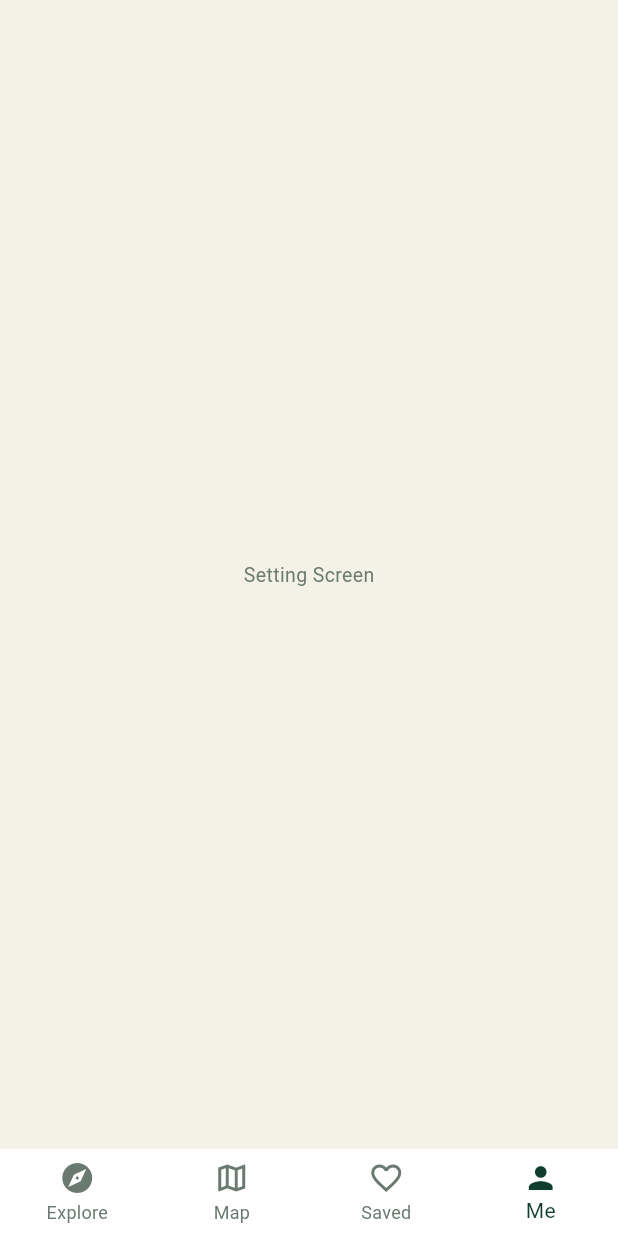
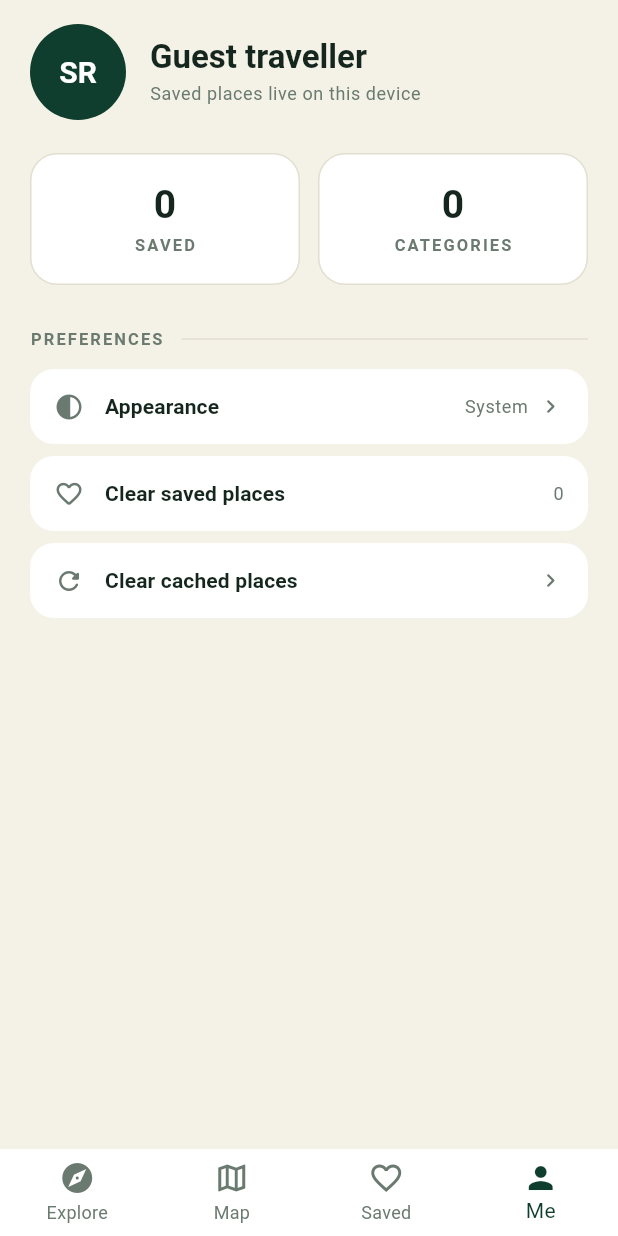
Before and after one commit to naydany/Tourist_Explorer_Project, a Flutter app: the screen it shows after launch, item 4 of the bottom bar chosen, on a phone screen of 412 x 824 dp. Run offline on Flutter 3.47's test engine with Material 3 defaults, Android fonts, the phone set to English and light mode, and no system bars; our stand-ins replace dio, flutter_map, latlong2; network calls fail.

Commit message:
feat(add-profile-tap): add profile and setting page

```diff
--- a/lib/core/app.dart
+++ b/lib/core/app.dart
@@ -7,27 +7,34 @@ import 'router/app_router.dart';
 import 'theme/app_theme.dart';
 
 class TouristExplorerApp extends StatelessWidget {
-  const TouristExplorerApp({
+  TouristExplorerApp({
     required this.destinations,
     required this.favorites,
+    ValueNotifier<ThemeMode>? themeMode,
     super.key,
-  });
+  }) : themeMode = themeMode ?? ValueNotifier<ThemeMode>(ThemeMode.system);
 
   final DestinationRepository destinations;
   final FavoritesStore favorites;
 
+  /// The Me tab writes to this; the whole app repaints in the chosen mode.
+  final ValueNotifier<ThemeMode> themeMode;
+
   @override
   Widget build(BuildContext context) {
-    return MaterialApp(
+    return ValueListenableBuilder<ThemeMode>(
+      valueListenable: themeMode,
+      builder: (context, mode, child) => MaterialApp(
         title: AppConstants.appName,
         debugShowCheckedModeBanner: false,
         theme: AppTheme.light(),
         darkTheme: AppTheme.dark(),
-      themeMode: ThemeMode.system,
+        themeMode: mode,
         initialRoute: AppRoutes.explore,
-      routes: AppRouter.routes(destinations, favorites),
+        routes: AppRouter.routes(destinations, favorites, themeMode),
         onGenerateRoute: AppRouter.onGenerateRoute(destinations, favorites),
         onUnknownRoute: AppRouter.onUnknownRoute,
+      ),
     );
   }
 }
--- a/lib/core/router/app_router.dart
+++ b/lib/core/router/app_router.dart
@@ -18,10 +18,14 @@ abstract final class AppRouter {
   static Map<String, WidgetBuilder> routes(
     DestinationRepository destinations,
     FavoritesStore favorites,
+    ValueNotifier<ThemeMode> themeMode,
   ) {
     return <String, WidgetBuilder>{
-      AppRoutes.explore: (_) =>
-          MainScreen(destinations: destinations, favorites: favorites),
+      AppRoutes.explore: (_) => MainScreen(
+        destinations: destinations,
+        favorites: favorites,
+        themeMode: themeMode,
+      ),
     };
   }
 
--- a/lib/main.dart
+++ b/lib/main.dart
@@ -5,11 +5,11 @@ import 'repositories/destination_repository.dart';
 import 'repositories/favorites_store.dart';
 
 void main() {
-  // Composition root: both are created once here and shared by every screen.
   runApp(
     TouristExplorerApp(
       destinations: DestinationRepository(),
       favorites: FavoritesStore(),
+      themeMode: ValueNotifier<ThemeMode>(ThemeMode.system),
     ),
   );
 }
--- a/lib/models/page.dart
+++ b/lib/models/page.dart
@@ -7,7 +7,6 @@ class Page<T> {
     required this.hasMore,
   });
 
-  /// Decodes the envelope, delegating each entry to [itemFromJson].
   factory Page.fromJson(
     Map<String, dynamic> json,
     T Function(Map<String, dynamic> json) itemFromJson,
@@ -24,7 +23,6 @@ class Page<T> {
       total: total,
       limit: json['limit'] as int,
       offset: offset,
-      // `hasMore` is optional in the schema; derive it when it is absent.
       hasMore: json['hasMore'] as bool? ?? offset + items.length < total,
     );
   }
--- a/lib/repositories/favorites_store.dart
+++ b/lib/repositories/favorites_store.dart
@@ -39,6 +39,13 @@ class FavoritesStore extends ChangeNotifier {
     notifyListeners();
   }
 
+  /// Unsaves everything.
+  void clear() {
+    if (_entries.isEmpty) return;
+    _entries.clear();
+    notifyListeners();
+  }
+
   void remove(int id) {
     if (_entries.remove(id) != null) notifyListeners();
   }
--- a/lib/views/main_screen.dart
+++ b/lib/views/main_screen.dart
@@ -4,17 +4,20 @@ import '../repositories/destination_repository.dart';
 import '../repositories/favorites_store.dart';
 import 'explore/explore_screen.dart';
 import 'map/map_screen.dart';
+import 'profile/profile_screen.dart';
 import 'saved/saved_screen.dart';
 
 class MainScreen extends StatefulWidget {
   const MainScreen({
     required this.destinations,
     required this.favorites,
+    required this.themeMode,
     super.key,
   });
 
   final DestinationRepository destinations;
   final FavoritesStore favorites;
+  final ValueNotifier<ThemeMode> themeMode;
 
   @override
   State<MainScreen> createState() => _MainScreenState();
@@ -38,7 +41,11 @@ class _MainScreenState extends State<MainScreen> {
         favorites: widget.favorites,
       ),
       2 => SavedScreen(favorites: widget.favorites, onBrowse: () => _select(0)),
-      _ => const Center(child: Text('Setting Screen')),
+      _ => ProfileScreen(
+        favorites: widget.favorites,
+        repository: widget.destinations,
+        themeMode: widget.themeMode,
+      ),
     };
   }
 
--- /dev/null
+++ b/lib/views/profile/profile_screen.dart
@@ -0,0 +1,247 @@
+import 'package:flutter/material.dart' hide Page;
+
+import '../../repositories/destination_repository.dart';
+import '../../repositories/favorites_store.dart';
+import 'widgets/settings_tile.dart';
+
+class ProfileScreen extends StatefulWidget {
+  const ProfileScreen({
+    required this.favorites,
+    required this.repository,
+    required this.themeMode,
+    super.key,
+  });
+
+  final FavoritesStore favorites;
+  final DestinationRepository repository;
+
+  final ValueNotifier<ThemeMode> themeMode;
+
+  @override
+  State<ProfileScreen> createState() => _ProfileScreenState();
+}
+
+class _ProfileScreenState extends State<ProfileScreen> {
+  Future<void> _pickTheme() async {
+    final chosen = await showDialog<ThemeMode>(
+      context: context,
+      builder: (context) => _ThemeDialog(current: widget.themeMode.value),
+    );
+    if (chosen != null) widget.themeMode.value = chosen;
+  }
+
+  Future<void> _clearSaved() async {
+    final confirmed = await _confirm(
+      title: 'Clear saved places?',
+      message: 'All ${widget.favorites.count} saved places will be removed.',
+      action: 'Clear',
+    );
+    if (!confirmed) return;
+
+    widget.favorites.clear();
+    _tell('Saved places cleared.');
+  }
+
+  void _clearCache() {
+    widget.repository.clearCache();
+    _tell('Cached places cleared. The next load will hit the API.');
+  }
+
+  Future<bool> _confirm({
+    required String title,
+    required String message,
+    required String action,
+  }) async {
+    final answer = await showDialog<bool>(
+      context: context,
+      builder: (context) => AlertDialog(
+        title: Text(title),
+        content: Text(message),
+        actions: <Widget>[
+          TextButton(
+            onPressed: () => Navigator.of(context).pop(false),
+            child: const Text('Cancel'),
+          ),
+          FilledButton(
+            onPressed: () => Navigator.of(context).pop(true),
+            child: Text(action),
+          ),
+        ],
+      ),
+    );
+    return answer ?? false;
+  }
+
+  void _tell(String message) {
+    if (!mounted) return;
+    ScaffoldMessenger.of(
+      context,
+    ).showSnackBar(SnackBar(content: Text(message)));
+  }
+
+  @override
+  Widget build(BuildContext context) {
+    return Scaffold(
+      body: SafeArea(
+        bottom: false,
+        child: ListenableBuilder(
+          listenable: Listenable.merge(<Listenable>[
+            widget.favorites,
+            widget.themeMode,
+          ]),
+          builder: (context, _) => ListView(
+            padding: const EdgeInsets.fromLTRB(20, 16, 20, 32),
+            children: <Widget>[
+              const _ProfileHeader(),
+              const SizedBox(height: 22),
+              _Stats(favorites: widget.favorites),
+              const SizedBox(height: 28),
+              const SettingsSection(label: 'PREFERENCES'),
+              SettingsTile(
+                icon: Icons.contrast_rounded,
+                title: 'Appearance',
+                value: _themeLabel(widget.themeMode.value),
+                onTap: _pickTheme,
+              ),
+              SettingsTile(
+                icon: Icons.favorite_border_rounded,
+                title: 'Clear saved places',
+                value: '${widget.favorites.count}',
+                onTap: widget.favorites.isEmpty ? null : _clearSaved,
+              ),
+              SettingsTile(
+                icon: Icons.refresh_rounded,
+                title: 'Clear cached places',
+                onTap: _clearCache,
+              ),
+            ],
+          ),
+        ),
+      ),
+    );
+  }
+}
+
+String _themeLabel(ThemeMode mode) {
+  return switch (mode) {
+    ThemeMode.system => 'System',
+    ThemeMode.light => 'Light',
+    ThemeMode.dark => 'Dark',
+  };
+}
+
+class _ProfileHeader extends StatelessWidget {
+  const _ProfileHeader();
+
+  @override
+  Widget build(BuildContext context) {
+    final theme = Theme.of(context);
+
+    return Row(
+      children: <Widget>[
+        CircleAvatar(
+          radius: 32,
+          backgroundColor: theme.colorScheme.primary,
+          child: Text(
+            'SR',
+            style: theme.textTheme.titleLarge?.copyWith(
+              color: theme.colorScheme.onPrimary,
+            ),
+          ),
+        ),
+        const SizedBox(width: 16),
+        Expanded(
+          child: Column(
+            crossAxisAlignment: CrossAxisAlignment.start,
+            children: <Widget>[
+              Text(
+                'Guest traveller',
+                style: theme.textTheme.headlineMedium?.copyWith(fontSize: 22),
+              ),
+              const SizedBox(height: 4),
+              Text(
+                'Saved places live on this device',
+                style: theme.textTheme.bodySmall,
+              ),
+            ],
+          ),
+        ),
+      ],
+    );
+  }
+}
+
+class _Stats extends StatelessWidget {
+  const _Stats({required this.favorites});
+
+  final FavoritesStore favorites;
+
+  @override
+  Widget build(BuildContext context) {
+    return Row(
+      children: <Widget>[
+        _StatTile(value: favorites.count, label: 'SAVED'),
+        const SizedBox(width: 12),
+        _StatTile(value: favorites.categories.length, label: 'CATEGORIES'),
+      ],
+    );
+  }
+}
+
+class _StatTile extends StatelessWidget {
+  const _StatTile({required this.value, required this.label});
+
+  final int value;
+  final String label;
+
+  @override
+  Widget build(BuildContext context) {
+    final theme = Theme.of(context);
+
+    return Expanded(
+      child: Container(
+        padding: const EdgeInsets.symmetric(vertical: 18),
+        decoration: BoxDecoration(
+          color: theme.colorScheme.surfaceContainerLowest,
+          borderRadius: BorderRadius.circular(18),
+          border: Border.all(color: theme.colorScheme.outlineVariant),
+        ),
+        child: Column(
+          children: <Widget>[
+            Text(
+              '$value',
+              style: theme.textTheme.headlineMedium?.copyWith(fontSize: 26),
+            ),
+            const SizedBox(height: 4),
+            Text(label, style: theme.textTheme.labelSmall),
+          ],
+        ),
+      ),
+    );
+  }
+}
+
+class _ThemeDialog extends StatelessWidget {
+  const _ThemeDialog({required this.current});
+
+  final ThemeMode current;
+
+  @override
+  Widget build(BuildContext context) {
+    final colors = Theme.of(context).colorScheme;
+
+    return SimpleDialog(
+      title: const Text('Appearance'),
+      children: <Widget>[
+        for (final mode in ThemeMode.values)
+          ListTile(
+            title: Text(_themeLabel(mode)),
+            trailing: mode == current
+                ? Icon(Icons.check_rounded, color: colors.primary)
+                : null,
+            onTap: () => Navigator.of(context).pop(mode),
+          ),
+      ],
+    );
+  }
+}
--- /dev/null
+++ b/lib/views/profile/widgets/settings_tile.dart
@@ -0,0 +1,107 @@
+import 'package:flutter/material.dart';
+
+/// A small caps heading above a group of [SettingsTile]s.
+class SettingsSection extends StatelessWidget {
+  const SettingsSection({required this.label, super.key});
+
+  final String label;
+
+  @override
+  Widget build(BuildContext context) {
+    final theme = Theme.of(context);
+
+    return Padding(
+      padding: const EdgeInsets.only(bottom: 12),
+      child: Row(
+        children: <Widget>[
+          Text(label, style: theme.textTheme.labelSmall),
+          const SizedBox(width: 12),
+          const Expanded(child: Divider(height: 1)),
+        ],
+      ),
+    );
+  }
+}
+
+/// One row of the Me tab: icon, title, an optional current value, and a chevron
+/// when it does something.
+///
+/// A null [onTap] renders the row as read-only - no chevron, no ink - which is
+/// how plain facts such as the version number are shown.
+class SettingsTile extends StatelessWidget {
+  const SettingsTile({
+    required this.icon,
+    required this.title,
+    this.value,
+    this.subtitle,
+    this.onTap,
+    super.key,
+  });
+
+  final IconData icon;
+  final String title;
+  final String? value;
+  final String? subtitle;
+  final VoidCallback? onTap;
+
+  @override
+  Widget build(BuildContext context) {
+    final theme = Theme.of(context);
+    final colors = theme.colorScheme;
+
+    return Padding(
+      padding: const EdgeInsets.only(bottom: 8),
+      child: Material(
+        color: colors.surfaceContainerLowest,
+        borderRadius: BorderRadius.circular(16),
+        child: InkWell(
+          onTap: onTap,
+          borderRadius: BorderRadius.circular(16),
+          child: Padding(
+            padding: const EdgeInsets.symmetric(horizontal: 16, vertical: 15),
+            child: Row(
+              children: <Widget>[
+                Icon(icon, size: 20, color: colors.onSurfaceVariant),
+                const SizedBox(width: 14),
+                Expanded(
+                  child: Column(
+                    crossAxisAlignment: CrossAxisAlignment.start,
+                    children: <Widget>[
+                      Text(
+                        title,
+                        style: theme.textTheme.labelLarge?.copyWith(
+                          fontSize: 14,
+                        ),
+                      ),
+                      if (subtitle != null) ...<Widget>[
+                        const SizedBox(height: 2),
+                        Text(
+                          subtitle!,
+                          style: theme.textTheme.bodySmall,
+                          maxLines: 1,
+                          overflow: TextOverflow.ellipsis,
+                        ),
+                      ],
+                    ],
+                  ),
+                ),
+                if (value != null) ...<Widget>[
+                  const SizedBox(width: 12),
+                  Text(value!, style: theme.textTheme.bodySmall),
+                ],
+                if (onTap != null) ...<Widget>[
+                  const SizedBox(width: 6),
+                  Icon(
+                    Icons.chevron_right_rounded,
+                    size: 18,
+                    color: colors.onSurfaceVariant,
+                  ),
+                ],
+              ],
+            ),
+          ),
+        ),
+      ),
+    );
+  }
+}
```
Also changed, not shown: lib/models/destination.dart (+0 -26 lines), 1 other file. Lines whose indentation alone changed are shown as unchanged.
